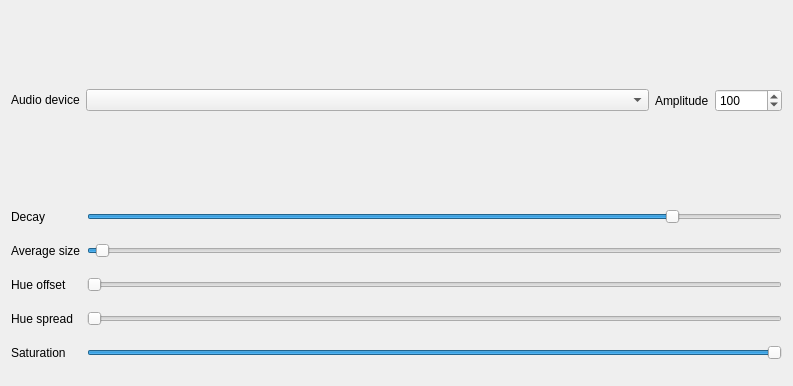
This is Effects/AudioVUMeter/AudioVUMeter.ui in DLdota/OpenRGBEffectsPlugin as Qt 5 draws it before an edit. The edited form follows.
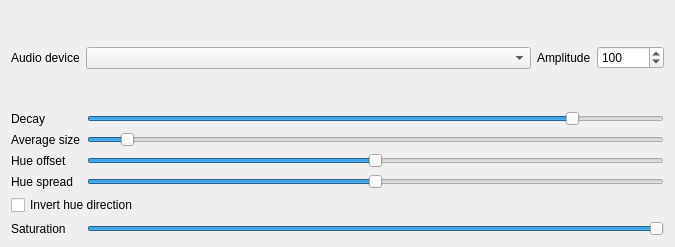
This is the edited form. Custom widgets are drawn as their Qt base class.

Commit message: Review Audio VU meter settings

Patch:
```diff
--- a/Effects/AudioVUMeter/AudioVUMeter.ui
+++ b/Effects/AudioVUMeter/AudioVUMeter.ui
@@ -6,8 +6,8 @@
    <rect>
     <x>0</x>
     <y>0</y>
-    <width>793</width>
-    <height>386</height>
+    <width>675</width>
+    <height>247</height>
    </rect>
   </property>
   <property name="windowTitle">
@@ -117,6 +117,20 @@
         </property>
        </widget>
       </item>
+      <item row="3" column="0">
+       <widget class="QLabel" name="label_6">
+        <property name="text">
+         <string>Hue spread</string>
+        </property>
+       </widget>
+      </item>
+      <item row="5" column="0">
+       <widget class="QLabel" name="label_7">
+        <property name="text">
+         <string>Saturation</string>
+        </property>
+       </widget>
+      </item>
       <item row="0" column="1">
        <widget class="QTooltipedSlider" name="decay">
         <property name="maximum">
@@ -130,13 +144,6 @@
         </property>
        </widget>
       </item>
-      <item row="1" column="0">
-       <widget class="QLabel" name="label_3">
-        <property name="text">
-         <string>Average size</string>
-        </property>
-       </widget>
-      </item>
       <item row="1" column="1">
        <widget class="QTooltipedSlider" name="average">
         <property name="minimum">
@@ -146,7 +153,7 @@
          <number>256</number>
         </property>
         <property name="value">
-         <number>4</number>
+         <number>16</number>
         </property>
         <property name="orientation">
          <enum>Qt::Horizontal</enum>
@@ -160,20 +167,36 @@
         </property>
        </widget>
       </item>
+      <item row="5" column="1">
+       <widget class="QTooltipedSlider" name="saturation">
+        <property name="maximum">
+         <number>255</number>
+        </property>
+        <property name="sliderPosition">
+         <number>255</number>
+        </property>
+        <property name="orientation">
+         <enum>Qt::Horizontal</enum>
+        </property>
+       </widget>
+      </item>
       <item row="2" column="1">
        <widget class="QTooltipedSlider" name="color_offset">
         <property name="maximum">
          <number>360</number>
         </property>
+        <property name="value">
+         <number>180</number>
+        </property>
         <property name="orientation">
          <enum>Qt::Horizontal</enum>
         </property>
        </widget>
       </item>
-      <item row="3" column="0">
-       <widget class="QLabel" name="label_6">
+      <item row="1" column="0">
+       <widget class="QLabel" name="label_3">
         <property name="text">
-         <string>Hue spread</string>
+         <string>Average size</string>
         </property>
        </widget>
       </item>
@@ -182,28 +205,18 @@
         <property name="maximum">
          <number>100</number>
         </property>
+        <property name="value">
+         <number>50</number>
+        </property>
         <property name="orientation">
          <enum>Qt::Horizontal</enum>
         </property>
        </widget>
       </item>
-      <item row="4" column="0">
-       <widget class="QLabel" name="label_7">
+      <item row="4" column="0" colspan="2">
+       <widget class="QCheckBox" name="invert_hue">
         <property name="text">
-         <string>Saturation</string>
-        </property>
-       </widget>
-      </item>
-      <item row="4" column="1">
-       <widget class="QTooltipedSlider" name="saturation">
-        <property name="maximum">
-         <number>255</number>
-        </property>
-        <property name="sliderPosition">
-         <number>255</number>
-        </property>
-        <property name="orientation">
-         <enum>Qt::Horizontal</enum>
+         <string>Invert hue direction</string>
         </property>
        </widget>
       </item>
```
The commit also changes 2 other files.
